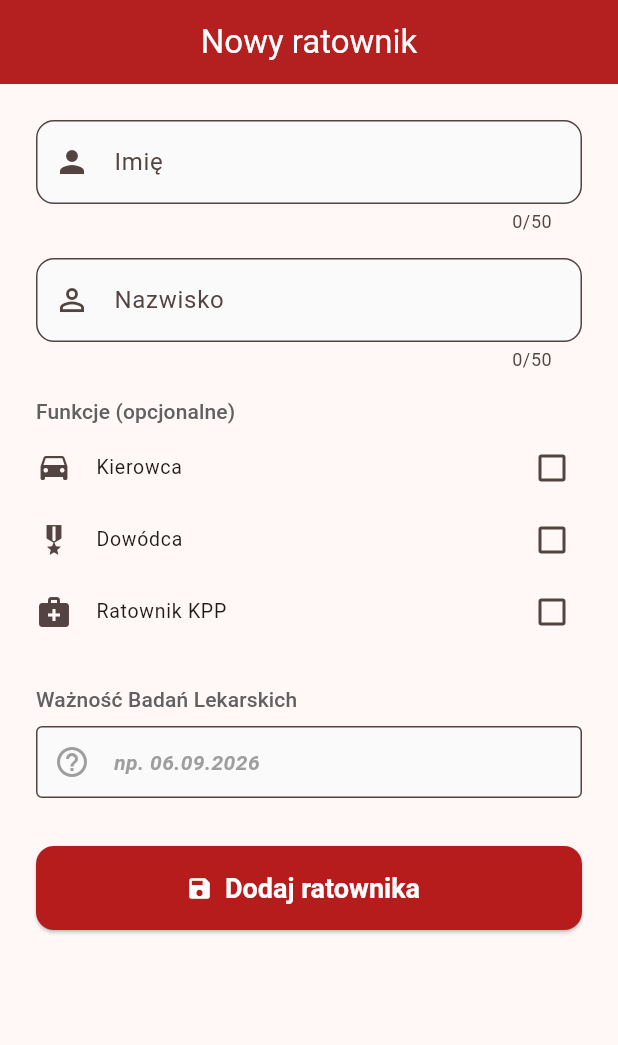
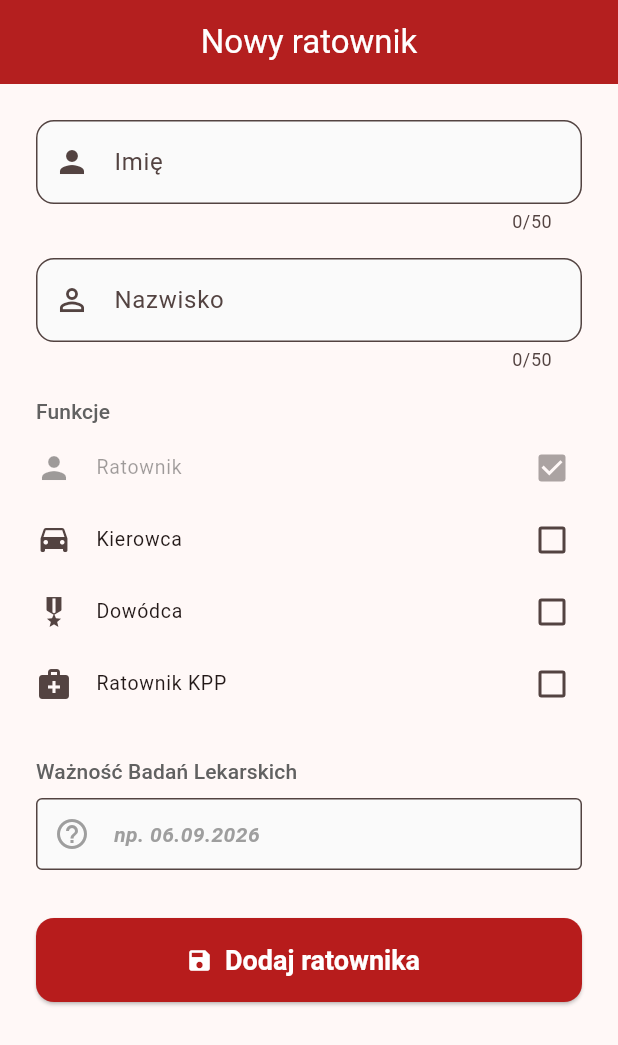
Before and after one commit to mionsek/osp-app, a Flutter app: the FirefighterFormScreen screen opened by its route, on a phone screen of 412 x 824 dp. Shown: the top 1045 px of the screen. Run offline on Flutter 3.47's test engine with Material 3 defaults, Android fonts, the phone set to English and light mode, and no system bars; our stand-ins replace connectivity_plus, flutter_riverpod, geocoding, geolocator, go_router, google_mobile_ads and 8 more; missing offline and left inert: googleapis, print_bluetooth_thermal; accounts and stored records are empty.

Commit message:
feature/024: pozycja "Ratownik" i podpowiedzi zalezne od miejsca
Zgloszenie "nie ma opcji, jak wpisac zwyklego ratownika" zweryfikowane
w kodzie: taka osobe dalo sie zapisac (funkcje byly opcjonalne), a na
liscie widniala juz jako "Ratownik". Problem byl inny — formularz
z trzema pustymi kwadracikami wygladal na niedokonczony i nic nie
potwierdzalo wyboru. Doszla wiec pozycja "Ratownik" zaznaczona na stale
i nieaktywna. Swiadomie nie zwykle pole wyboru: bylby to czwarty
niezalezny przelacznik, mozliwy do ustawienia sprzecznie i wymagajacy
migracji istniejacych wpisow.

Podpowiedzi w zastepach pokazuja teraz wylacznie to, co dotyczy
wybieranego miejsca (kierowca / dowodca / KPP) i wylacznie u osob,
ktore to maja. Znikly "brak uprawnien" przy kazdym nazwisku, przez co
na liscie miesci sie prawie dwa razy wiecej osob. Po wybraniu kogos bez
wymaganego uprawnienia pojawia sie ostrzezenie, ale bez blokady — ktos
mogl zrobic kurs, ktorego nie ma jeszcze w aplikacji.

Co-Authored-By: Claude Opus 5 <noreply@anthropic.com>

```diff
--- a/lib/screens/firefighters/firefighter_form_screen.dart
+++ b/lib/screens/firefighters/firefighter_form_screen.dart
@@ -205,12 +205,25 @@ class _FirefighterFormScreenState extends ConsumerState<FirefighterFormScreen> {
               ),
               const SizedBox(height: 16),
               Text(
-                'Funkcje (opcjonalne)',
+                'Funkcje',
                 style: Theme.of(context).textTheme.titleSmall?.copyWith(
                       color: Colors.grey[700],
                     ),
               ),
               const SizedBox(height: 4),
+              // Zaznaczone na stałe i nieaktywne. Każdy strażak jest
+              // ratownikiem, a pozostałe pozycje to dodatkowe uprawnienia —
+              // bez tego wiersza formularz z trzema pustymi kwadracikami
+              // wyglądał na niedokończony i nie było widać, że osobę bez
+              // uprawnień też można zapisać.
+              CheckboxListTile(
+                title: const Text('Ratownik'),
+                secondary: const Icon(Icons.person),
+                value: true,
+                onChanged: null,
+                dense: true,
+                contentPadding: EdgeInsets.zero,
+              ),
               CheckboxListTile(
                 title: const Text('Kierowca'),
                 secondary: const Icon(Icons.drive_eta),
```
Also changed, not shown: lib/screens/reports/steps/step_crew.dart (+69 -5 lines), 1 other file.
